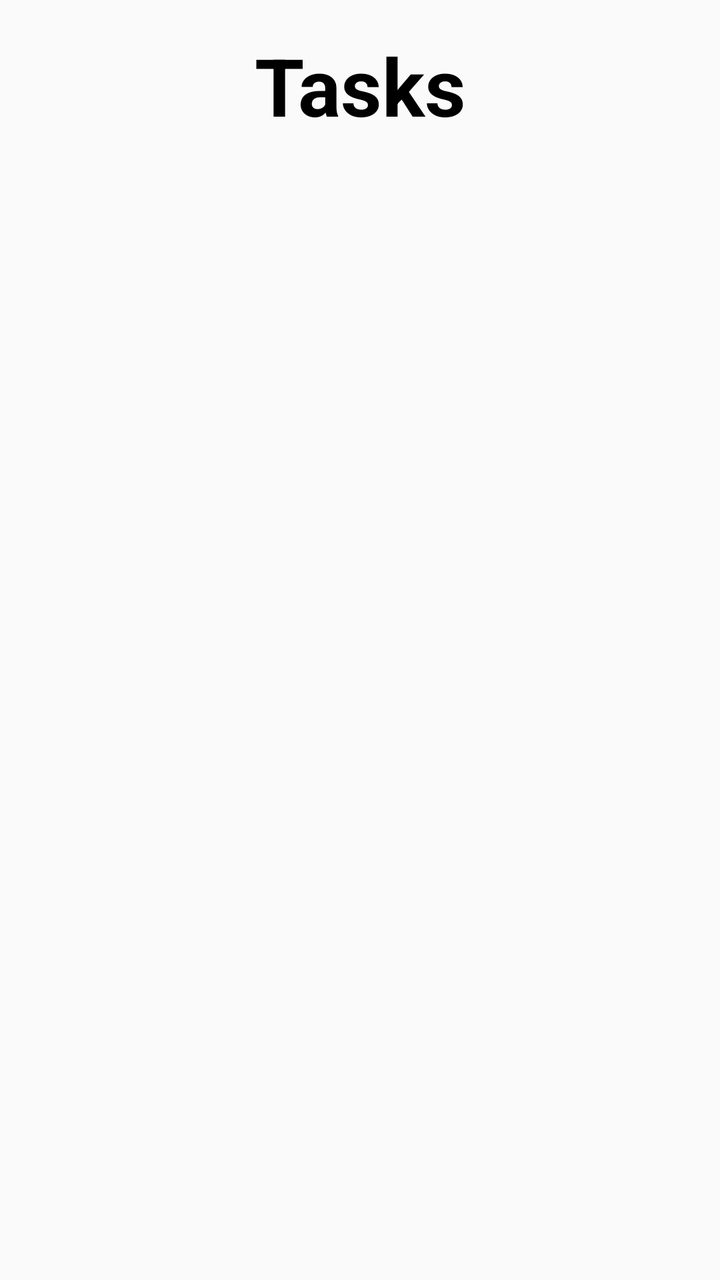
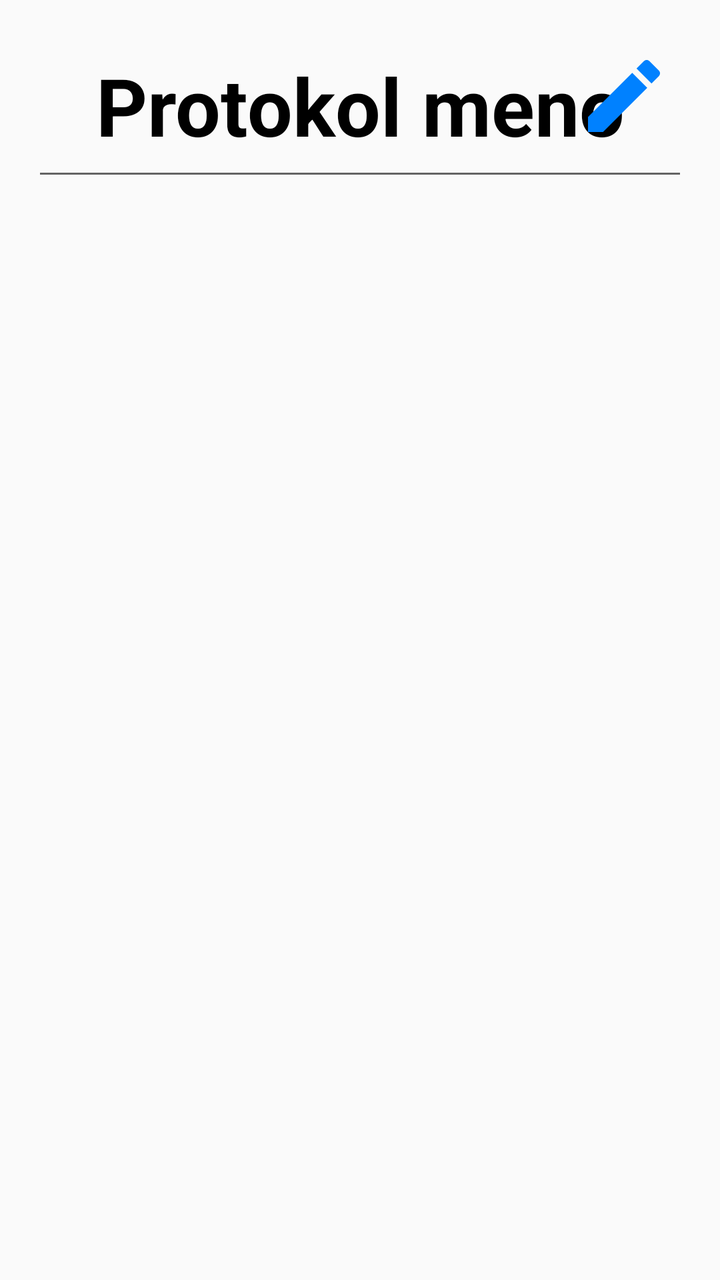

Two renders of the same Android screen: before a commit and after it. Below are the layout's source before the change and the commit's diff.
<!-- AndroidManifest.xml: application theme Theme.DiagnosticApp -->
<!-- res/layout/activity_tasks_list.xml -->
<?xml version="1.0" encoding="utf-8"?>
<ScrollView
    xmlns:android="http://schemas.android.com/apk/res/android"
    android:layout_width="match_parent"
    android:layout_height="match_parent">

    <LinearLayout
        android:layout_width="match_parent"
        android:layout_height="wrap_content"
        android:orientation="vertical"
        android:padding="16dp"
        android:gravity="center_horizontal">

        <TextView
            android:id="@+id/tvTitle"
            android:layout_width="match_parent"
            android:layout_height="wrap_content"
            android:textColor="@color/black"
            android:text="Tasks"
            android:textSize="40sp"
            android:gravity="center"
            android:textStyle="bold"
            android:paddingBottom="16dp" />

        <GridLayout
            android:id="@+id/gridLayoutTasks"
            android:layout_width="match_parent"
            android:layout_height="wrap_content"
            android:columnCount="2"
            android:useDefaultMargins="true" />
    </LinearLayout>
</ScrollView>
<!-- resources referenced by this layout -->
<resources>
  <color name="black">#FF000000</color>
  <style name="Theme.DiagnosticApp" parent="Theme.AppCompat.Light.NoActionBar">
          <item name="colorPrimary">@color/green</item>
          
  
  
      </style>
  <color name="green">#4CAF50</color>
</resources>

<!-- the commit's change to res/layout/activity_tasks_list.xml (unified diff, before → after) -->
@@ -1,32 +1,53 @@
 <?xml version="1.0" encoding="utf-8"?>
-<ScrollView
-    xmlns:android="http://schemas.android.com/apk/res/android"
+<FrameLayout xmlns:android="http://schemas.android.com/apk/res/android"
     android:layout_width="match_parent"
     android:layout_height="match_parent">
 
-    <LinearLayout
+    
+    <ScrollView
         android:layout_width="match_parent"
-        android:layout_height="wrap_content"
-        android:orientation="vertical"
-        android:padding="16dp"
-        android:gravity="center_horizontal">
+        android:layout_height="match_parent"
+        android:padding="16dp">
 
-        <TextView
-            android:id="@+id/tvTitle"
+        <LinearLayout
             android:layout_width="match_parent"
             android:layout_height="wrap_content"
-            android:textColor="@color/black"
-            android:text="Tasks"
-            android:textSize="40sp"
-            android:gravity="center"
-            android:textStyle="bold"
-            android:paddingBottom="16dp" />
+            android:orientation="vertical"
+            android:gravity="center_horizontal">
 
-        <GridLayout
-            android:id="@+id/gridLayoutTasks"
-            android:layout_width="match_parent"
-            android:layout_height="wrap_content"
-            android:columnCount="2"
-            android:useDefaultMargins="true" />
-    </LinearLayout>
-</ScrollView>
+            <EditText
+                android:id="@+id/etTitle"
+                android:layout_width="match_parent"
+                android:layout_height="wrap_content"
+                android:textColor="@color/black"
+                android:text="Protokol meno"
+                android:textSize="40sp"
+                android:textStyle="bold"
+                android:gravity="center"
+                android:paddingBottom="16dp"
+                android:focusable="false"
+                android:focusableInTouchMode="false"
+                android:cursorVisible="false"
+                android:longClickable="false"
+                android:inputType="none" />
+
+            <GridLayout
+                android:id="@+id/gridLayoutTasks"
+                android:layout_width="match_parent"
+                android:layout_height="wrap_content"
+                android:columnCount="2"
+                android:useDefaultMargins="true" />
+        </LinearLayout>
+    </ScrollView>
+
+    
+    <ImageButton
+        android:id="@+id/btnEdit"
+        android:layout_width="48dp"
+        android:layout_height="48dp"
+        android:layout_gravity="top|end"
+        android:layout_margin="24dp"
+        android:background="@android:color/transparent"
+        android:src="@drawable/edit_button"
+        android:scaleType="fitCenter"/>
+</FrameLayout>
<!-- resource entries referenced after the edit -->
@@ -1,6 +1,12 @@
 <!-- resources referenced by this layout -->
 <resources>
   <color name="black">#FF000000</color>
+  <!-- drawable edit_button (drawable) -->
+  <vector xmlns:android="http://schemas.android.com/apk/res/android" android:height="24dp" android:tint="#0081FF" android:viewportHeight="24" android:viewportWidth="24" android:width="24dp">
+        
+      <path android:fillColor="@android:color/white" android:pathData="M3,17.25V21h3.75L17.81,9.94l-3.75,-3.75L3,17.25zM20.71,7.04c0.39,-0.39 0.39,-1.02 0,-1.41l-2.34,-2.34c-0.39,-0.39 -1.02,-0.39 -1.41,0l-1.83,1.83 3.75,3.75 1.83,-1.83z"/>
+      
+  </vector>
   <style name="Theme.DiagnosticApp" parent="Theme.AppCompat.Light.NoActionBar">
           <item name="colorPrimary">@color/green</item>
           
